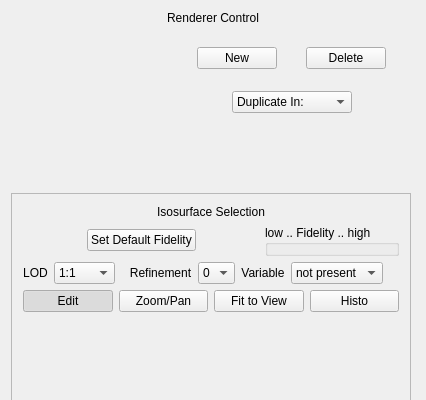
Old version of the form apps/vaporgui/guis/ui/isotab.ui in the repository yyr/vapor; both pictures show x 0 to 426 and y 0 to 400 of the 426 by 1342 pixel window.
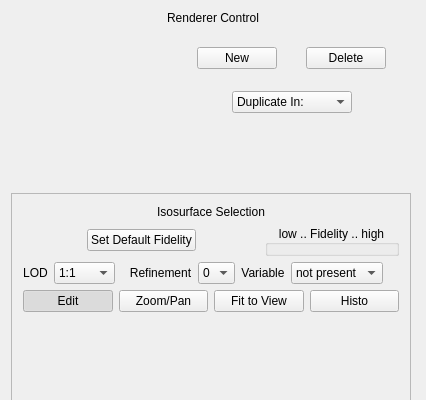
New version of the form. Custom widgets are drawn as their Qt base class.

Diff of the .ui file:
```diff
--- a/apps/vaporgui/guis/ui/isotab.ui
+++ b/apps/vaporgui/guis/ui/isotab.ui
@@ -362,6 +362,9 @@
                 <property name="title">
                  <string>low .. Fidelity .. high</string>
                 </property>
+                <property name="alignment">
+                 <set>Qt::AlignCenter</set>
+                </property>
                </widget>
               </item>
              </layout>
```
